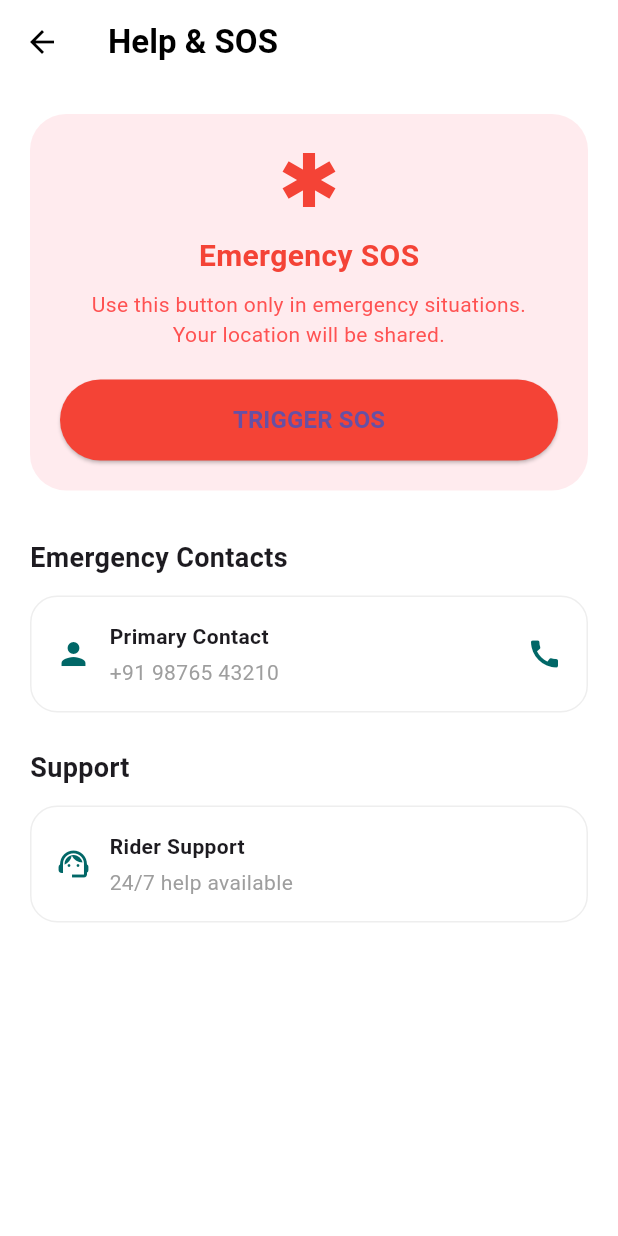
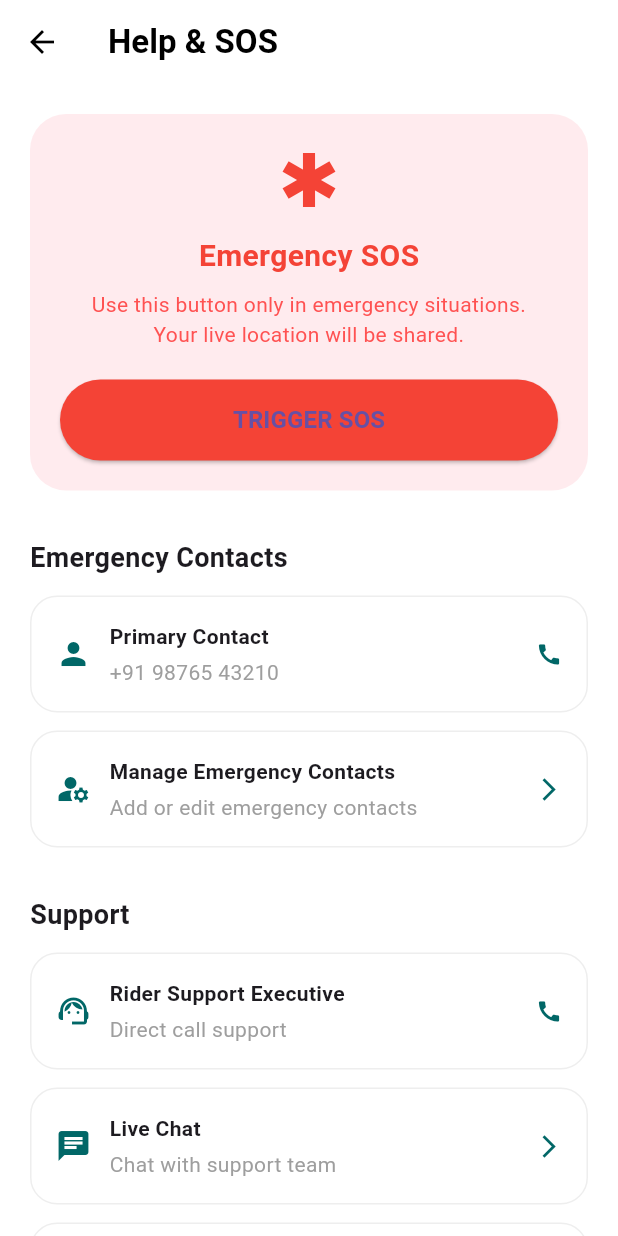
Before and after one commit to vishaldigital1994-flutter/aot_rider, a Flutter app: the HelpScreen screen opened directly, on a phone screen of 412 x 824 dp. Run offline on Flutter 3.47's test engine with Material 3 defaults, Android fonts, the phone set to English and light mode, and no system bars; our stand-ins replace shared_preferences; accounts and stored records are empty.

Commit message:
adding some more details

```diff
--- a/lib/help_screen.dart
+++ b/lib/help_screen.dart
@@ -1,5 +1,8 @@
 import 'package:flutter/material.dart';
 import 'package:rider_app/app_colors.dart';
+import 'package:rider_app/create_support_ticket_screen.dart';
+import 'package:rider_app/support_live_chat_screen.dart';
+import 'package:rider_app/support_ticket_list_screen.dart';
 
 class HelpScreen extends StatelessWidget {
   const HelpScreen({super.key});
@@ -17,12 +20,12 @@ class HelpScreen extends StatelessWidget {
           style: TextStyle(fontWeight: FontWeight.w600),
         ),
       ),
-      body: Padding(
+      body: SingleChildScrollView(
         padding: const EdgeInsets.all(20),
         child: Column(
           crossAxisAlignment: CrossAxisAlignment.start,
           children: [
-            /// 🚨 SOS CARD (HIGH PRIORITY)
+            /// 🚨 SOS CARD
             Container(
               padding: const EdgeInsets.all(20),
               decoration: BoxDecoration(
@@ -44,7 +47,7 @@ class HelpScreen extends StatelessWidget {
                   const SizedBox(height: 8),
                   const Text(
                     "Use this button only in emergency situations.\n"
-                    "Your location will be shared.",
+                    "Your live location will be shared.",
                     textAlign: TextAlign.center,
                     style: TextStyle(color: Colors.redAccent),
                   ),
@@ -86,7 +89,6 @@ class HelpScreen extends StatelessWidget {
               "Emergency Contacts",
               style: TextStyle(fontSize: 18, fontWeight: FontWeight.w600),
             ),
-
             const SizedBox(height: 12),
 
             _HelpTile(
@@ -101,25 +103,100 @@ class HelpScreen extends StatelessWidget {
               },
             ),
 
-            const SizedBox(height: 24),
+            const SizedBox(height: 12),
 
-            /// 🎧 RIDER SUPPORT
+            _HelpTile(
+              icon: Icons.manage_accounts,
+              title: "Manage Emergency Contacts",
+              subtitle: "Add or edit emergency contacts",
+              trailingIcon: Icons.arrow_forward_ios,
+              onTap: () {
+                ScaffoldMessenger.of(context).showSnackBar(
+                  const SnackBar(content: Text("Manage contacts (MVP)")),
+                );
+              },
+            ),
+
+            const SizedBox(height: 32),
+
+            /// 🎧 SUPPORT
             const Text(
               "Support",
               style: TextStyle(fontSize: 18, fontWeight: FontWeight.w600),
+            ),
+            const SizedBox(height: 12),
+
+            _HelpTile(
+              icon: Icons.support_agent,
+              title: "Rider Support Executive",
+              subtitle: "Direct call support",
+              trailingIcon: Icons.call,
+              onTap: () {
+                ScaffoldMessenger.of(context).showSnackBar(
+                  const SnackBar(
+                    content: Text("Calling support executive (MVP)"),
+                  ),
+                );
+              },
             ),
 
             const SizedBox(height: 12),
 
             _HelpTile(
-              icon: Icons.support_agent,
-              title: "Rider Support",
-              subtitle: "24/7 help available",
+              icon: Icons.chat,
+              title: "Live Chat",
+              subtitle: "Chat with support team",
+              trailingIcon: Icons.arrow_forward_ios,
               onTap: () {
-                ScaffoldMessenger.of(context).showSnackBar(
-                  const SnackBar(content: Text("Connecting to support (MVP)")),
+                Navigator.push(
+                  context,
+                  MaterialPageRoute(
+                    builder: (_) => const SupportLiveChatScreen(),
+                  ),
                 );
               },
+            ),
+
+            const SizedBox(height: 12),
+
+            _HelpTile(
+              icon: Icons.edit_note,
+              title: "New Enquiry / Complaint",
+              subtitle: "Raise a support ticket",
+              trailingIcon: Icons.arrow_forward_ios,
+              onTap: () {
+                Navigator.push(
+                  context,
+                  MaterialPageRoute(
+                    builder: (_) => const CreateSupportTicketScreen(),
+                  ),
+                );
+              },
+            ),
+
+            const SizedBox(height: 12),
+
+            _HelpTile(
+              icon: Icons.list_alt,
+              title: "Support Tickets",
+              subtitle: "View ticket status",
+              trailingIcon: Icons.arrow_forward_ios,
+              onTap: () {
+                Navigator.push(
+                  context,
+                  MaterialPageRoute(
+                    builder: (_) => const SupportTicketListScreen(),
+                  ),
+                );
+              },
+            ),
+
+            const SizedBox(height: 24),
+
+            /// ℹ️ INFO
+            const Text(
+              "Your safety is our priority.",
+              style: TextStyle(color: Colors.grey, fontSize: 12),
             ),
           ],
         ),
@@ -172,7 +249,7 @@ class _HelpTile extends StatelessWidget {
               ),
             ),
             if (trailingIcon != null)
-              Icon(trailingIcon, color: AppColors.primary),
+              Icon(trailingIcon, color: AppColors.primary, size: 18),
           ],
         ),
       ),
```
Also changed, not shown: lib/create_support_ticket_screen.dart (added, +94 -0 lines), lib/support_live_chat_screen.dart (added, +84 -0 lines), lib/support_ticket_list_screen.dart (added, +81 -0 lines).
